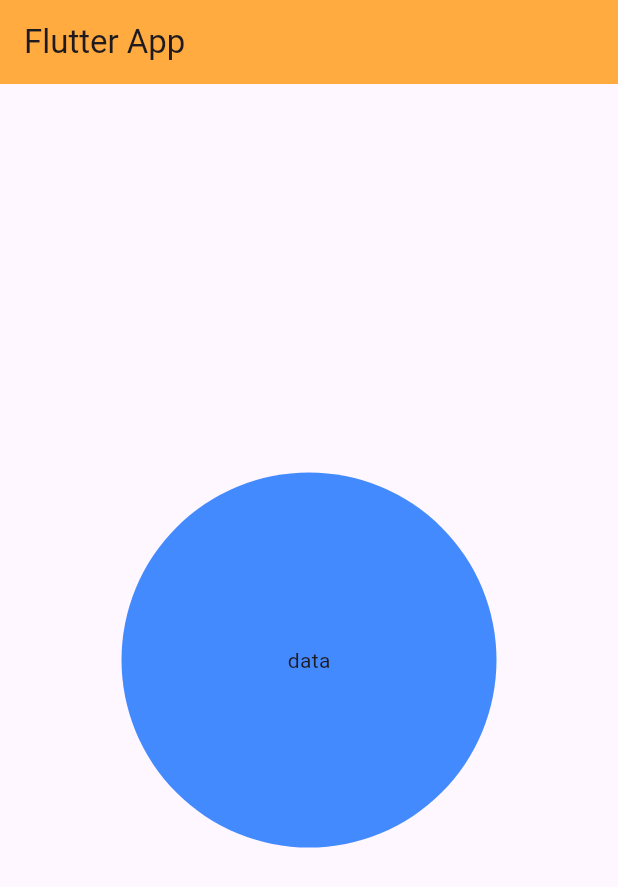
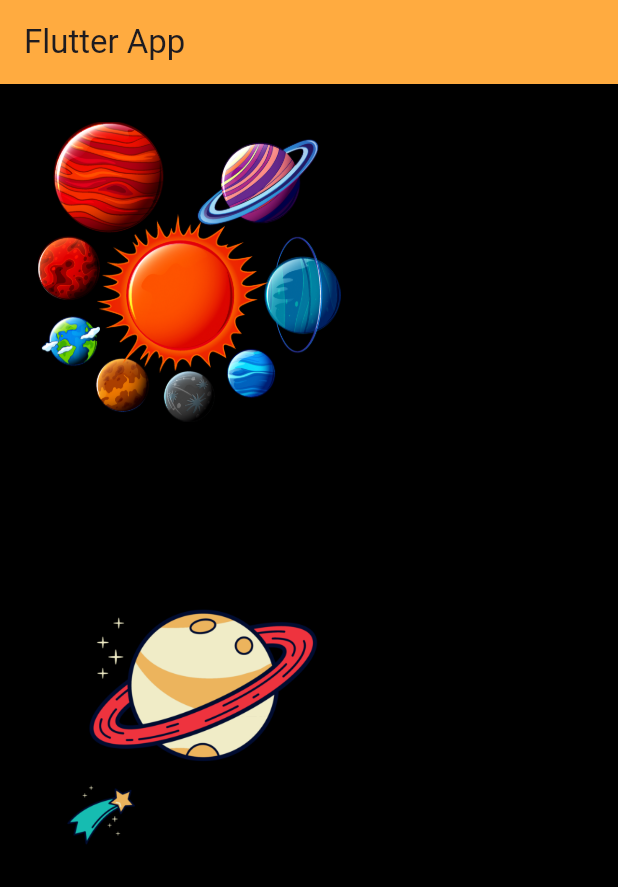
Before and after one commit to Senevirathna12/Flutter_Application_one, a Flutter app: the screen it shows after launch, on a phone screen of 412 x 824 dp. Shown: the top 887 px of the screen. Run offline on Flutter 3.47's test engine with Material 3 defaults, Android fonts, the phone set to English and light mode, and no system bars.

Commit message:
Container , Center , Image/assets , SizedBox , Padding widgets

```diff
--- a/lib/main.dart
+++ b/lib/main.dart
@@ -12,19 +12,19 @@ class MyApp extends StatelessWidget {
     return MaterialApp(
       title: "app demo",
       home: Scaffold(
+        backgroundColor: Colors.black,
         appBar: AppBar(
           title: Text("Flutter App"),
           backgroundColor: Colors.orangeAccent,
         ),
-        body: Center(
-          child: Container(
-            height: 250,
-            width: 250,
-            child: Center(child: Text("data")),
-            decoration: BoxDecoration(
-              borderRadius: BorderRadius.circular(250),
-              color: Colors.blueAccent,
-            ),
+        body: Padding(
+          padding: const EdgeInsets.all(25),
+          child: Column(
+            children: [
+              Image.asset("assets/space1.png", height: 200),
+              SizedBox(height: 100,),
+              Image.asset("assets/space2.png", height: 200),
+            ],
           ),
         ),
       ),
--- a/pubspec.yaml
+++ b/pubspec.yaml
@@ -58,9 +58,9 @@ flutter:
   uses-material-design: true
 
   # To add assets to your application, add an assets section, like this:
-  # assets:
-  #   - images/a_dot_burr.jpeg
-  #   - images/a_dot_ham.jpeg
+  assets:
+    - assets/
+
 
   # An image asset can refer to one or more resolution-specific "variants", see
   # https://flutter.dev/to/resolution-aware-images
```
Also changed, not shown: assets/space1.png (added), assets/space2.png (added), assets/space3.png (added).
